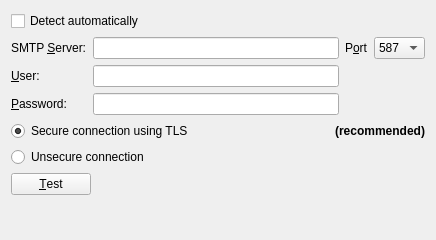
This is client/src/ui/widgets/settings/smtp_settings_widget.ui in networkoptix/nx_open as Qt 5 draws it before an edit. The edited form follows.
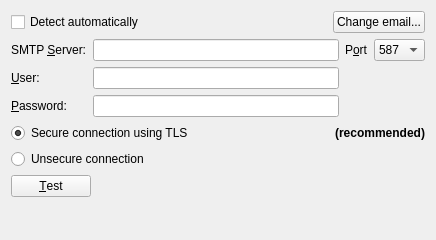
This is the edited form.

Commit message:
Option to change email directly from smtp settings form
<==== Mercurial data ====>
Branch: master

Diff of the .ui file:
```diff
--- a/client/src/ui/widgets/settings/smtp_settings_widget.ui
+++ b/client/src/ui/widgets/settings/smtp_settings_widget.ui
@@ -36,6 +36,19 @@
        </property>
       </widget>
      </item>
+     <item>
+      <widget class="QPushButton" name="setupUserButton">
+       <property name="sizePolicy">
+        <sizepolicy hsizetype="Fixed" vsizetype="Fixed">
+         <horstretch>0</horstretch>
+         <verstretch>0</verstretch>
+        </sizepolicy>
+       </property>
+       <property name="text">
+        <string>Change email...</string>
+       </property>
+      </widget>
+     </item>
     </layout>
    </item>
    <item>
```
The commit also changes 5 other files.
